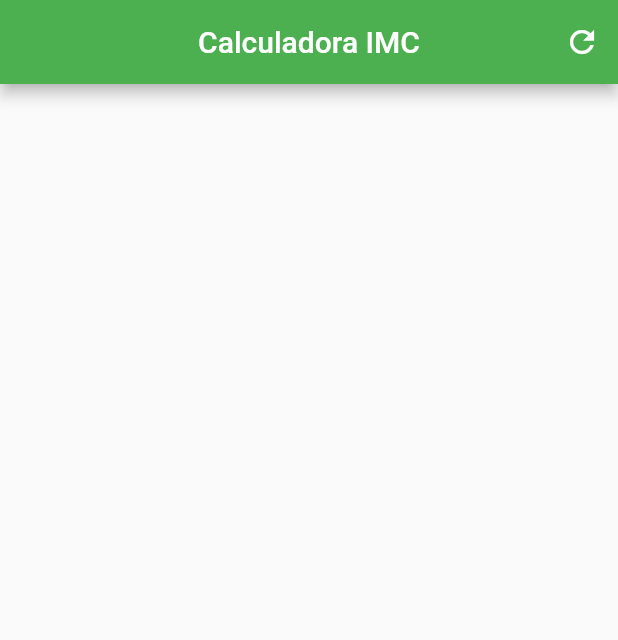
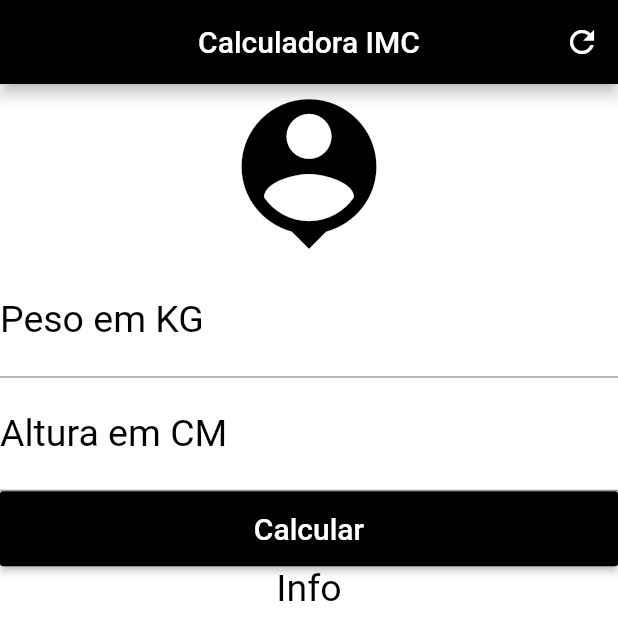
Before and after one commit to Marcuspo/flutter-imc-calculator, a Flutter app: the screen it shows after launch, on a phone screen of 412 x 824 dp. Shown: the top 640 px of the screen. Run offline on Flutter 3.47's test engine with Material 2 defaults, Android fonts, the phone set to English and light mode, and no system bars.

Commit message:
Criando campos para inserção de dados

```diff
--- a/lib/main.dart
+++ b/lib/main.dart
@@ -19,14 +19,61 @@ class _HomeState extends State<Home> {
       appBar: AppBar(
         title: Text("Calculadora IMC"),
         centerTitle: true,
-        backgroundColor: Colors.green,
+        backgroundColor: Colors.black,
         actions: <Widget>[
           IconButton(
             icon: Icon(Icons.refresh),
             onPressed: () {},
+
           )
         ],
       ),
+      backgroundColor: Colors.white,
+      body: SingleChildScrollView(
+          child: Column(
+          crossAxisAlignment: CrossAxisAlignment.stretch,
+          children: <Widget>[
+            Icon(Icons.person_pin, size: 120, color: Colors.black,),
+            TextField(keyboardType: TextInputType.number,
+                      decoration: InputDecoration(
+                        labelText: "Peso em KG",
+                        labelStyle: TextStyle(color: Colors.black)
+                      ),
+            textAlign: TextAlign.center,
+            style: TextStyle(
+              color: Colors.black,
+              fontSize: 25.0,
+              ),
+            ),
+            TextField(keyboardType: TextInputType.number,
+                      decoration: InputDecoration(
+                        labelText: "Altura em CM",
+                        labelStyle: TextStyle(color: Colors.black)
+                      ),
+            textAlign: TextAlign.center,
+            style: TextStyle(
+              color: Colors.black,
+              fontSize: 25.0,
+              ),
+            ),
+            Container(
+              height: 50,
+              child:
+                RaisedButton(
+                onPressed: () {},
+                child: Text("Calcular", style: TextStyle(color: Colors.white, fontSize: 20),),
+                color: Colors.black,
+              ),
+            ),
+            Text("Info",
+              textAlign: TextAlign.center,
+              style: TextStyle(
+                color: Colors.black, fontSize: 25
+                )
+              )
+          ],
+        ),
+      )
     );
   }
 }
```
